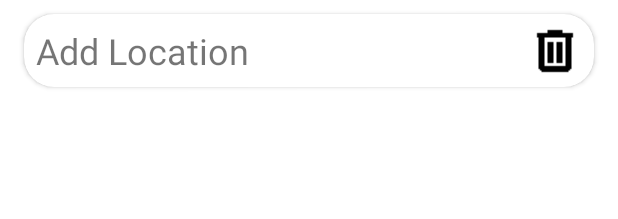
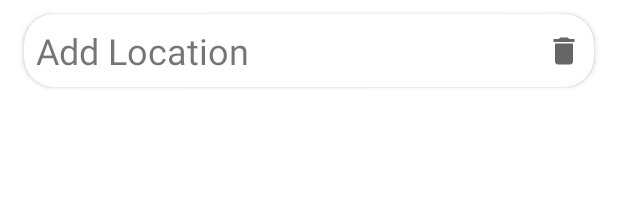
Before and after one commit to RichardKlem/TAMa, an Android app: the layout location_on_main.xml on its own in the app's theme, with its tools: preview values and no code run, on a phone screen of 412 x 824 dp. Shown: the top 219 px of the screen. Run offline under Robolectric (Android 15) with nearby library versions, the light colour scheme and no system bars.

Commit message:
Change delete icon to Material one. Fix Recycle view overlaps.

```diff
--- /dev/null
+++ b/app/src/main/res/drawable/ic_baseline_delete_24.xml
@@ -0,0 +1,10 @@
+<vector xmlns:android="http://schemas.android.com/apk/res/android"
+    android:width="24dp"
+    android:height="24dp"
+    android:viewportWidth="24"
+    android:viewportHeight="24"
+    android:tint="?attr/colorControlNormal">
+  <path
+      android:fillColor="@android:color/white"
+      android:pathData="M6,19c0,1.1 0.9,2 2,2h8c1.1,0 2,-0.9 2,-2V7H6v12zM19,4h-3.5l-1,-1h-5l-1,1H5v2h14V4z"/>
+</vector>
--- a/app/src/main/res/layout/fragment_events.xml
+++ b/app/src/main/res/layout/fragment_events.xml
@@ -10,7 +10,8 @@
     <androidx.recyclerview.widget.RecyclerView
         android:id="@+id/rvEventItems"
         android:layout_width="match_parent"
-        android:layout_height="wrap_content"
+        android:layout_height="0dp"
+        android:layout_marginBottom="56dp"
         app:layout_constraintBottom_toBottomOf="parent"
         app:layout_constraintEnd_toEndOf="parent"
         app:layout_constraintHorizontal_bias="1.0"
--- a/app/src/main/res/layout/location_on_main.xml
+++ b/app/src/main/res/layout/location_on_main.xml
@@ -43,7 +43,7 @@
                 app:layout_constraintBottom_toBottomOf="parent"
                 app:layout_constraintEnd_toEndOf="parent"
                 app:layout_constraintTop_toTopOf="parent"
-                app:srcCompat="@drawable/delete_black" />
+                app:srcCompat="@drawable/ic_baseline_delete_24" />
         </androidx.constraintlayout.widget.ConstraintLayout>
 
     </androidx.cardview.widget.CardView>
```
Also changed, not shown: app/src/main/res/layout/fragment_location.xml (+3 -4 lines).
